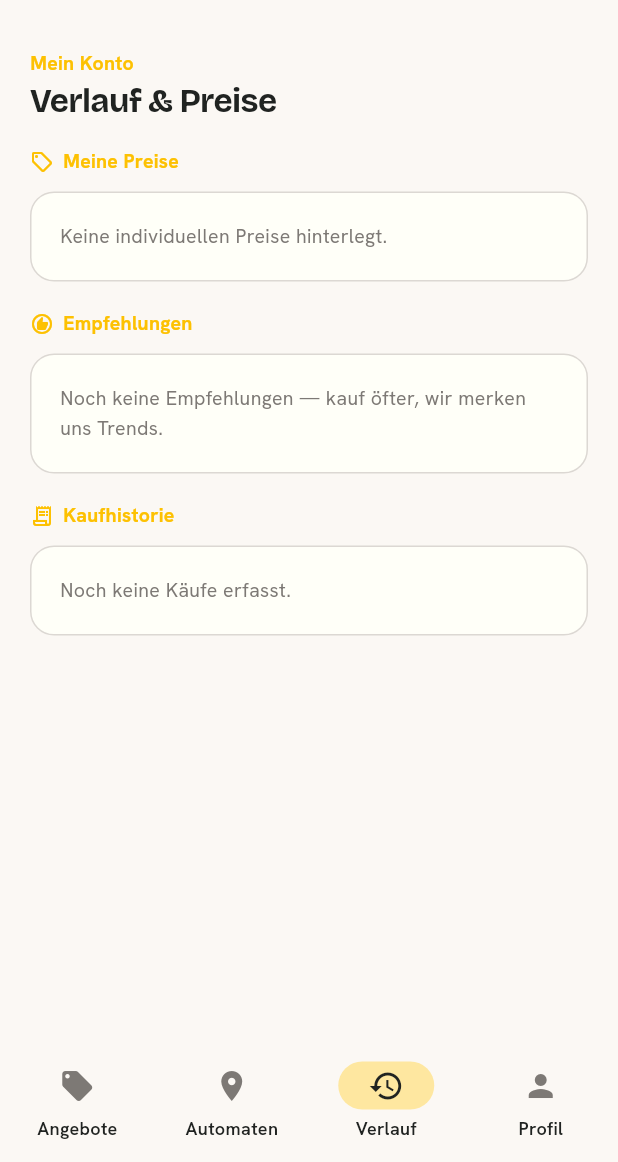
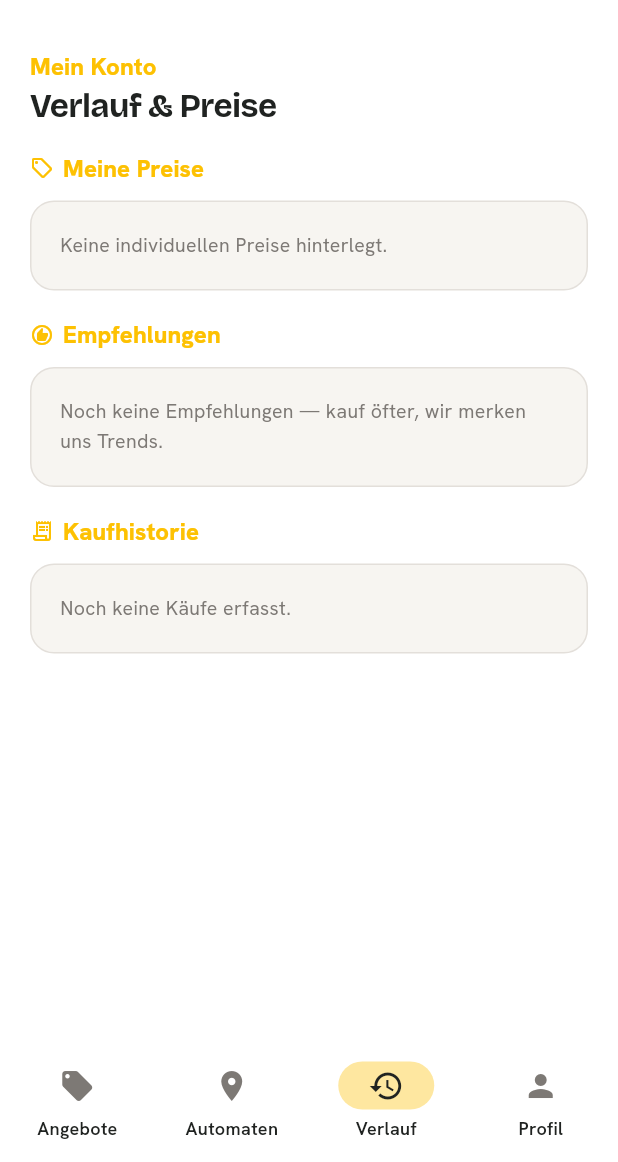
Before and after one commit to Blume1805/B-rdesnack24-, a Flutter app: the HomeShell screen opened by its route, item 3 of the bottom bar chosen, on a phone screen of 412 x 824 dp, the part 74-1236 px from its top. Run offline on Flutter 3.47's test engine with Material 3 defaults, Android fonts, the phone set to English and light mode, and no system bars; our stand-ins replace connectivity_plus, equatable, file_picker, flutter_riverpod, go_router, google_fonts and 4 more; accounts and stored records are empty; generated files the repository leaves out were written again.

Commit message:
feat(design): Weiß-Hintergrund, größere Gold-Überschriften, Hero-Bild-Fit, Produkt-Platzhalter
- Cream (#FBF8F4) → Weiß (#FFFFFF) für Scaffold + Karten; surfaceAlt
  auf #F7F5F1 für dezente Sekundär-Flächen (Chips, Form-Felder,
  Bild-Platzhalter). Gelbe Eyebrows lesen sich dadurch deutlich klarer.
- Eyebrow-Größe 13 → 16, weight w700 → w800 (eine Stufe größer wie
  gewünscht). Slottet automatisch überall durch, wo Eyebrow verwendet
  wird (KpiCard, SectionHeader, alle Screens).
- Login-HeroBackdrop nutzt jetzt LayoutBuilder + BoxFit.contain: das
  Bördekreis-/Automaten-Motiv wird passend zur Bildschirmbreite
  skaliert, nichts wird abgeschnitten. Höhe koppelt sich an das echte
  Seitenverhältnis (1400 × 933), Tagline in Gold darunter.
- Neues Widget ProductImage / ProductImage.expand als Platzhalter für
  spätere Produktfotos: rundes surfaceAlt-Kästchen mit Icon + Anfangs-
  buchstabe.  Sobald products/offers eine image_url führen, ersetzt
  Image.network den Platzhalter automatisch. Domain-Entities
  (Offer, StockItem, CustomerPrice, Recommendation) haben ein
  optionales `imageUrl`, das aus `image_url` bzw. dem Products-Join
  gelesen wird — kein Frontend-Change beim Nachziehen der DB nötig.

```diff
--- a/apps/mobile/lib/core/theme/app_tokens.dart
+++ b/apps/mobile/lib/core/theme/app_tokens.dart
@@ -15,9 +15,9 @@ abstract final class AppColors {
   static const Color textDefault = Color(0xFF4A4844);
   static const Color textMuted   = Color(0xFF7D7975);
 
-  static const Color surfaceCard = Color(0xFFFBF8F4); // Cream
-  static const Color surfaceAlt  = Color(0xFFFFFFF8);
-  static const Color borderSubtle= Color(0xFFDCD8D3); // Börde-Grau
+  static const Color surfaceCard = Color(0xFFFFFFFF); // Weiß
+  static const Color surfaceAlt  = Color(0xFFF7F5F1); // sehr leichte Creme für Layering
+  static const Color borderSubtle= Color(0xFFE3DFDA); // Börde-Grau (etwas heller wegen Weiß-BG)
 
   static const Color statusPositive = Color(0xFF5C9A3F);
   static const Color statusWarning  = Color(0xFFE8A206);
--- a/apps/mobile/lib/core/widgets/design_system/design_system.dart
+++ b/apps/mobile/lib/core/widgets/design_system/design_system.dart
@@ -7,5 +7,6 @@ export 'eyebrow.dart';
 export 'hero_backdrop.dart';
 export 'kpi_card.dart';
 export 'module_tile.dart';
+export 'product_image.dart';
 export 'section_header.dart';
 export 'status_badge.dart';
--- a/apps/mobile/lib/core/widgets/design_system/eyebrow.dart
+++ b/apps/mobile/lib/core/widgets/design_system/eyebrow.dart
@@ -20,10 +20,10 @@ class Eyebrow extends StatelessWidget {
     return Text(
       text,
       style: AppTypography.body(
-        size: 13,
-        weight: FontWeight.w700,
+        size: 16,
+        weight: FontWeight.w800,
         color: AppColors.brand,
-      ).copyWith(letterSpacing: 0.2, height: 1.2),
+      ).copyWith(letterSpacing: 0.1, height: 1.2),
     );
   }
 }
--- a/apps/mobile/lib/features/auth/presentation/screens/sign_in_screen.dart
+++ b/apps/mobile/lib/features/auth/presentation/screens/sign_in_screen.dart
@@ -68,7 +68,6 @@ class _SignInScreenState extends ConsumerState<SignInScreen> {
                   crossAxisAlignment: CrossAxisAlignment.stretch,
                   children: [
                     const HeroBackdrop(
-                      height: 320,
                       tagline: 'Immer da, wenn der Hunger kommt.',
                     ),
                     _FormPanel(
--- a/apps/mobile/lib/features/customer/presentation/screens/history_tab.dart
+++ b/apps/mobile/lib/features/customer/presentation/screens/history_tab.dart
@@ -50,14 +50,17 @@ class HistoryTab extends ConsumerWidget {
                       for (final p in list) ...[
                         AppCard(
                           padding: const EdgeInsets.symmetric(
-                            horizontal: AppSpacing.s4,
+                            horizontal: AppSpacing.s3,
                             vertical: AppSpacing.s3,
                           ),
                           child: Row(
                             children: [
-                              const Icon(Icons.euro_symbol,
-                                  size: 20, color: AppColors.brand),
-                              const SizedBox(width: AppSpacing.s2),
+                              ProductImage(
+                                imageUrl: p.imageUrl,
+                                productName: p.productName,
+                                size: 44,
+                              ),
+                              const SizedBox(width: AppSpacing.s3),
                               Expanded(
                                 child: Text(
                                   p.productName,
@@ -71,8 +74,8 @@ class HistoryTab extends ConsumerWidget {
                               Text(
                                 Formatters.euro(p.priceNet),
                                 style: AppTypography.body(
-                                  size: 14,
-                                  weight: FontWeight.w700,
+                                  size: 15,
+                                  weight: FontWeight.w800,
                                   color: AppColors.ink,
                                 ),
                               ),
@@ -97,14 +100,18 @@ class HistoryTab extends ConsumerWidget {
                       for (final r in list) ...[
                         AppCard(
                           padding: const EdgeInsets.symmetric(
-                            horizontal: AppSpacing.s4,
+                            horizontal: AppSpacing.s3,
                             vertical: AppSpacing.s3,
                           ),
                           child: Row(
                             children: [
-                              const Icon(Icons.star_outline,
-                                  size: 20, color: AppColors.brand),
-                              const SizedBox(width: AppSpacing.s2),
+                              ProductImage(
+                                imageUrl: r.imageUrl,
+                                productName: r.productName,
+                                size: 44,
+                                icon: Icons.star_outline,
+                              ),
+                              const SizedBox(width: AppSpacing.s3),
                               Expanded(
                                 child: Column(
                                   crossAxisAlignment: CrossAxisAlignment.start,
--- a/apps/mobile/lib/features/management/domain/entities/stock_item.dart
+++ b/apps/mobile/lib/features/management/domain/entities/stock_item.dart
@@ -8,6 +8,7 @@ class StockItem extends Equatable {
     required this.quantity,
     required this.parLevel,
     required this.availability,
+    this.imageUrl,
   });
 
   final String machineId;
@@ -16,6 +17,7 @@ class StockItem extends Equatable {
   final int quantity;
   final int parLevel;
   final String availability; // available | low | out
+  final String? imageUrl;
 
   factory StockItem.fromJson(Map<String, dynamic> j) => StockItem(
         machineId: j['machine_id'] as String,
@@ -24,8 +26,10 @@ class StockItem extends Equatable {
         quantity: (j['quantity'] as num?)?.toInt() ?? 0,
         parLevel: (j['par_level'] as num?)?.toInt() ?? 0,
         availability: j['availability'] as String? ?? 'available',
+        imageUrl: j['image_url'] as String?,
       );
 
   @override
-  List<Object?> get props => [machineId, productId, quantity, availability];
+  List<Object?> get props =>
+      [machineId, productId, quantity, availability, imageUrl];
 }
```
Also changed, not shown: apps/mobile/lib/core/widgets/design_system/hero_backdrop.dart (+39 -27 lines), apps/mobile/lib/core/widgets/design_system/product_image.dart (added, +109 -0 lines), apps/mobile/lib/features/customer/domain/entities/customer_models.dart (+8 -2 lines), apps/mobile/lib/features/customer/domain/entities/offer.dart (+9 -1 lines), apps/mobile/lib/features/customer/presentation/screens/availability_screen.dart (+14 -3 lines), apps/mobile/lib/features/customer/presentation/screens/offers_tab.dart (+27 -30 lines).
